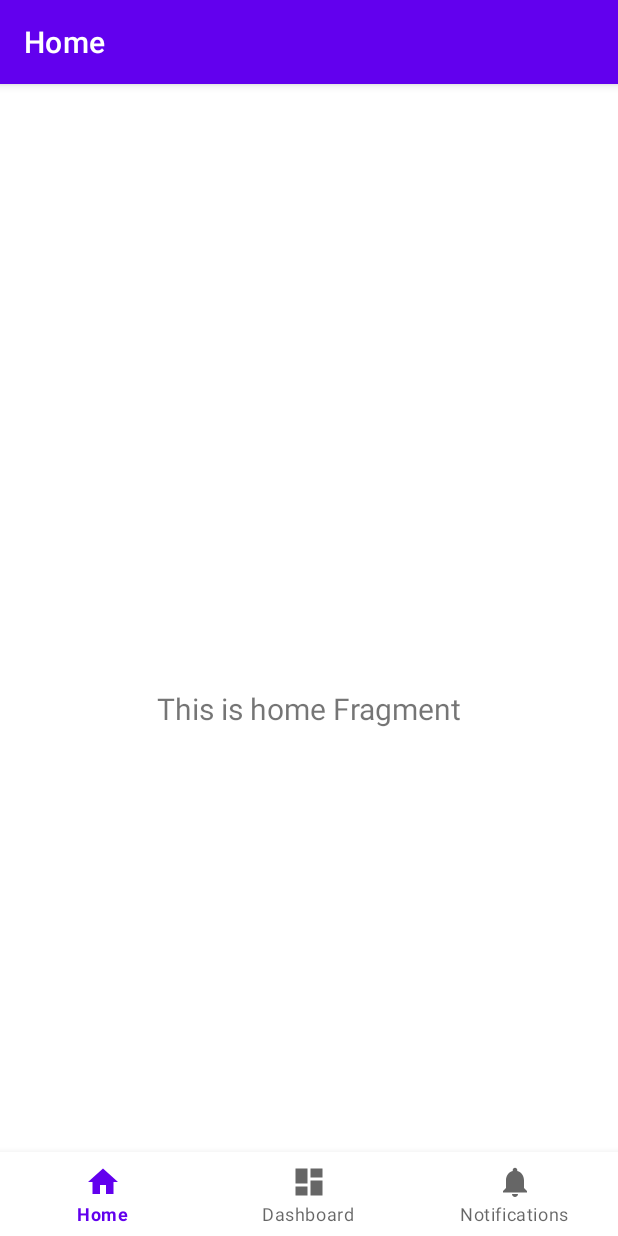
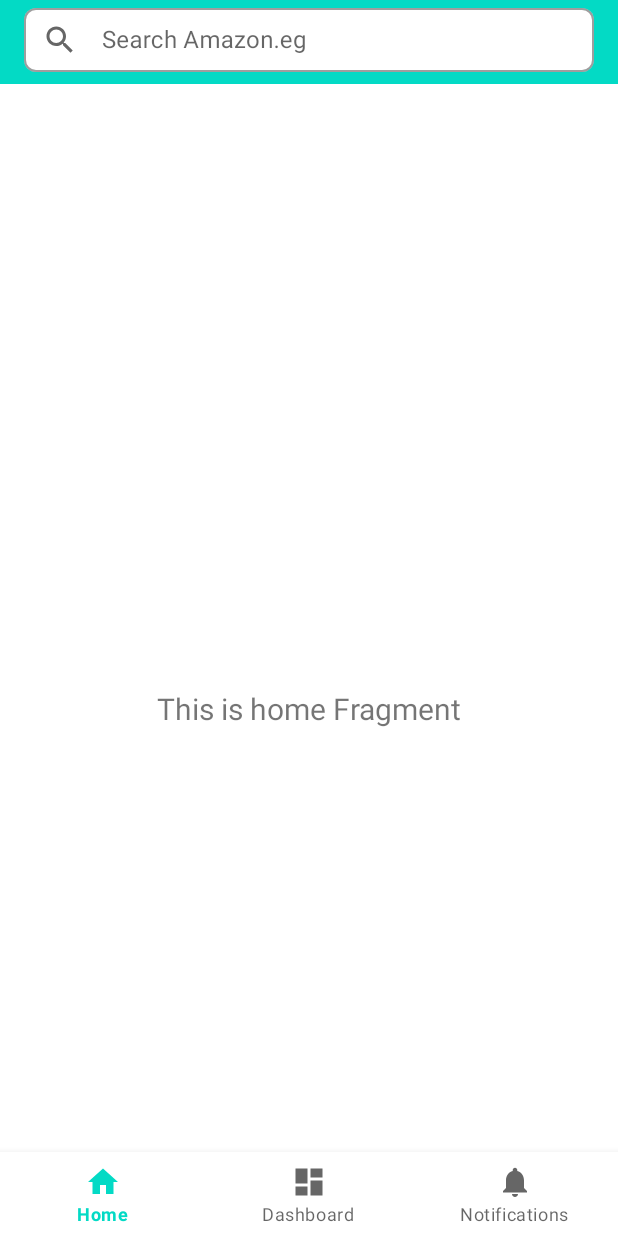
Before and after one commit to OmarShafei-coder/AmazonCloneApp, an Android app: the screen it shows after launch (MainActivity), on a phone screen of 412 x 824 dp. Run offline under Robolectric (Android 15) with nearby library versions, the phone set to English and light mode, and no system bars; our stand-ins replace navigation-ui.

Commit message:
Add custom action bar

```diff
--- a/app/src/main/java/com/omarshafei/amazoncloneapp/MainActivity.kt
+++ b/app/src/main/java/com/omarshafei/amazoncloneapp/MainActivity.kt
@@ -1,6 +1,7 @@
 package com.omarshafei.amazoncloneapp
 
 import android.os.Bundle
+import androidx.appcompat.app.ActionBar
 import com.google.android.material.bottomnavigation.BottomNavigationView
 import androidx.appcompat.app.AppCompatActivity
 import androidx.navigation.findNavController
@@ -19,6 +20,11 @@ class MainActivity : AppCompatActivity() {
         binding = ActivityMainBinding.inflate(layoutInflater)
         setContentView(binding.root)
 
+        this.supportActionBar?.displayOptions = ActionBar.DISPLAY_SHOW_CUSTOM
+        supportActionBar?.setDisplayShowCustomEnabled(true)
+        supportActionBar?.setCustomView(R.layout.custom_action_bar)
+        supportActionBar?.elevation = 0f
+
         val navView: BottomNavigationView = binding.navView
 
         val navController = findNavController(R.id.nav_host_fragment_activity_main)
--- /dev/null
+++ b/app/src/main/res/drawable/ic_baseline_search_24.xml
@@ -0,0 +1,5 @@
+<vector android:height="24dp" android:tint="#000000"
+    android:viewportHeight="24" android:viewportWidth="24"
+    android:width="24dp" xmlns:android="http://schemas.android.com/apk/res/android">
+    <path android:fillColor="@android:color/white" android:pathData="M15.5,14h-0.79l-0.28,-0.27C15.41,12.59 16,11.11 16,9.5 16,5.91 13.09,3 9.5,3S3,5.91 3,9.5 5.91,16 9.5,16c1.61,0 3.09,-0.59 4.23,-1.57l0.27,0.28v0.79l5,4.99L20.49,19l-4.99,-5zM9.5,14C7.01,14 5,11.99 5,9.5S7.01,5 9.5,5 14,7.01 14,9.5 11.99,14 9.5,14z"/>
+</vector>
--- /dev/null
+++ b/app/src/main/res/layout/custom_action_bar.xml
@@ -0,0 +1,29 @@
+<?xml version="1.0" encoding="utf-8"?>
+<LinearLayout xmlns:android="http://schemas.android.com/apk/res/android"
+    android:layout_width="match_parent"
+    android:layout_height="wrap_content"
+    xmlns:app="http://schemas.android.com/apk/res-auto">
+
+    <com.google.android.material.textfield.TextInputLayout
+        android:id="@+id/outlinedTextField"
+        android:layout_width="match_parent"
+        android:layout_height="wrap_content"
+        android:layout_marginBottom="8dp"
+        app:boxCornerRadiusTopStart="8dp"
+        app:boxCornerRadiusTopEnd="8dp"
+        app:boxCornerRadiusBottomStart="8dp"
+        app:boxCornerRadiusBottomEnd="8dp"
+        app:startIconDrawable="@drawable/ic_baseline_search_24"
+        android:hint="@string/search_amazon_eg"
+        style="@style/Widget.MaterialComponents.TextInputLayout.OutlinedBox">
+
+        <com.google.android.material.textfield.TextInputEditText
+            android:layout_width="match_parent"
+            android:layout_height="wrap_content"
+            android:backgroundTintMode="add"
+            android:backgroundTint="@color/white"
+            android:enabled="false" />
+
+    </com.google.android.material.textfield.TextInputLayout>
+
+</LinearLayout>
--- a/app/src/main/res/values-night/themes.xml
+++ /dev/null
@@ -1,16 +0,0 @@
-<resources xmlns:tools="http://schemas.android.com/tools">
-    <!-- Base application theme. -->
-    <style name="Theme.AmazonCloneApp" parent="Theme.MaterialComponents.DayNight.DarkActionBar">
-        <!-- Primary brand color. -->
-        <item name="colorPrimary">@color/purple_200</item>
-        <item name="colorPrimaryVariant">@color/purple_700</item>
-        <item name="colorOnPrimary">@color/black</item>
-        <!-- Secondary brand color. -->
-        <item name="colorSecondary">@color/teal_200</item>
-        <item name="colorSecondaryVariant">@color/teal_200</item>
-        <item name="colorOnSecondary">@color/black</item>
-        <!-- Status bar color. -->
-        <item name="android:statusBarColor" tools:targetApi="l">?attr/colorPrimaryVariant</item>
-        <!-- Customize your theme here. -->
-    </style>
-</resources>
--- a/app/src/main/res/values/strings.xml
+++ b/app/src/main/res/values/strings.xml
@@ -3,4 +3,6 @@
     <string name="title_home">Home</string>
     <string name="title_dashboard">Dashboard</string>
     <string name="title_notifications">Notifications</string>
+    <string name="search_amazon_eg">Search Amazon.eg</string>
+
 </resources>
--- a/app/src/main/res/values/themes.xml
+++ b/app/src/main/res/values/themes.xml
@@ -1,9 +1,9 @@
 <resources xmlns:tools="http://schemas.android.com/tools">
     <!-- Base application theme. -->
-    <style name="Theme.AmazonCloneApp" parent="Theme.MaterialComponents.DayNight.DarkActionBar">
+    <style name="Theme.AmazonCloneApp" parent="Theme.MaterialComponents.Light.DarkActionBar">
         <!-- Primary brand color. -->
-        <item name="colorPrimary">@color/purple_500</item>
-        <item name="colorPrimaryVariant">@color/purple_700</item>
+        <item name="colorPrimary">@color/teal_200</item>
+        <item name="colorPrimaryVariant">@color/teal_200</item>
         <item name="colorOnPrimary">@color/white</item>
         <!-- Secondary brand color. -->
         <item name="colorSecondary">@color/teal_200</item>
```
